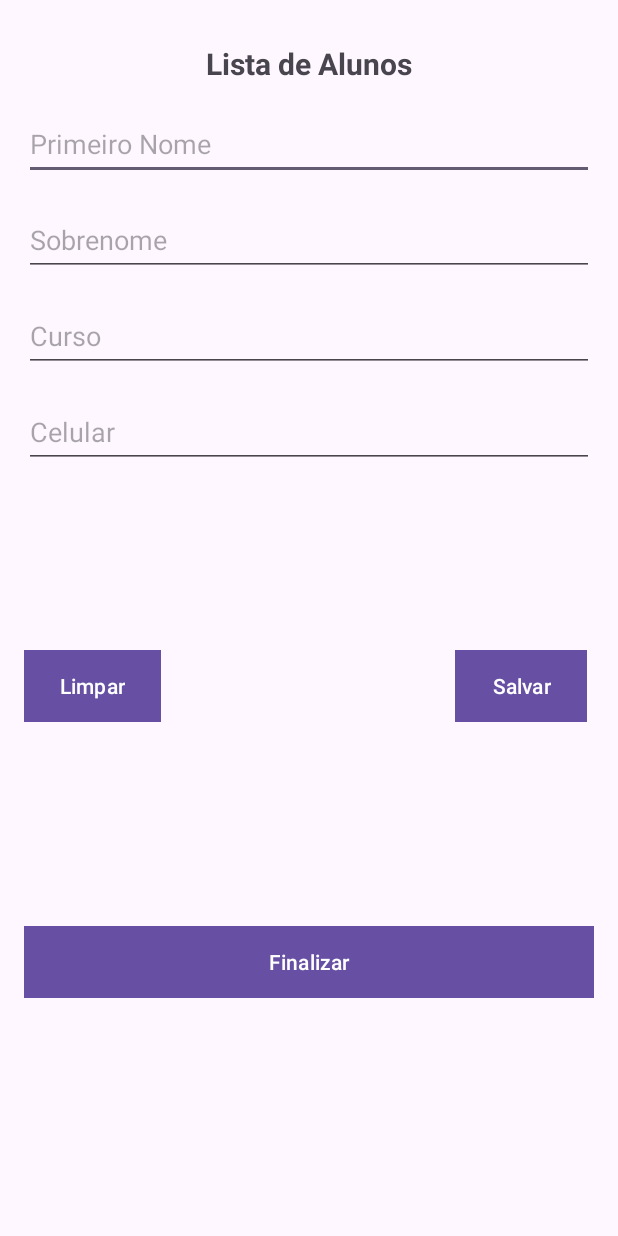
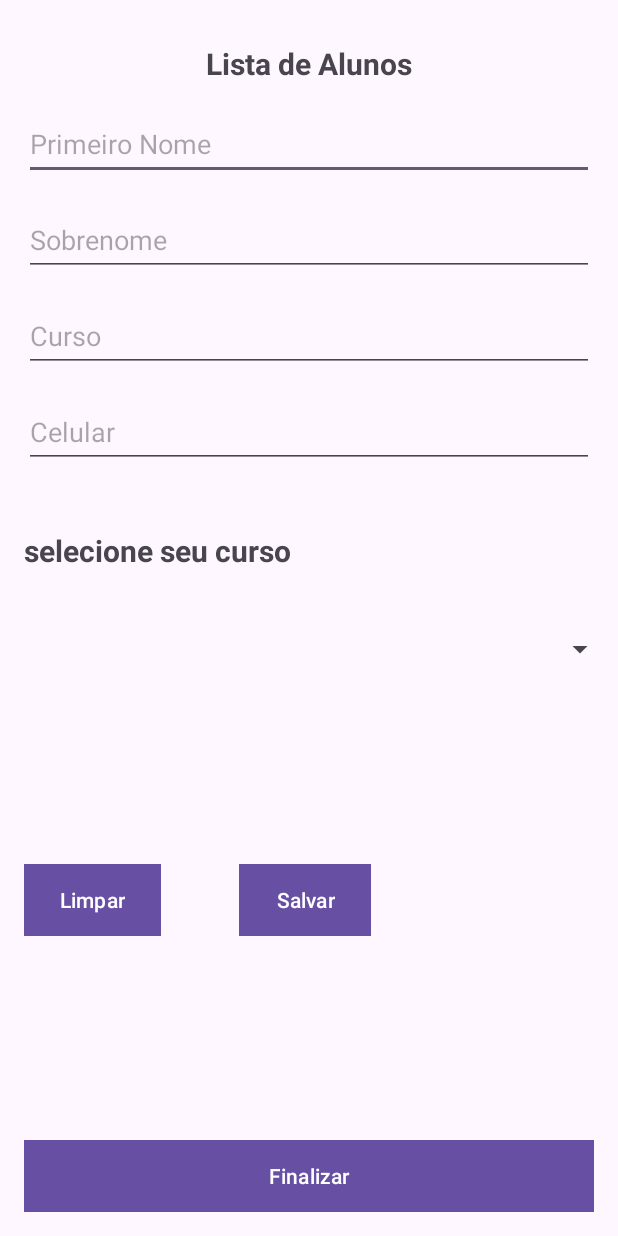
Before and after one commit to pedroalmeidaphp/Desenvolvimento-Android, an Android app: the screen it shows after launch (MainActivity), on a phone screen of 412 x 824 dp. Run offline under Robolectric (Android 15) with nearby library versions, the phone set to English and light mode, and no system bars; 4 statements that could not run were skipped.

Commit message:
layout spinner

```diff
--- a/ListaVip/app/src/main/res/layout/activity_main.xml
+++ b/ListaVip/app/src/main/res/layout/activity_main.xml
@@ -85,7 +85,7 @@
         android:id="@+id/btn_salvar"
         android:layout_width="wrap_content"
         android:layout_height="wrap_content"
-        android:layout_marginStart="196dp"
+        android:layout_marginStart="52dp"
         android:layout_marginBottom="136dp"
         android:background="@color/Botoes"
         android:text="@string/txt_button_salvar"
@@ -108,6 +108,32 @@
         app:layout_constraintEnd_toEndOf="parent"
         app:layout_constraintStart_toStartOf="parent"
         app:layout_constraintTop_toBottomOf="@+id/edit_celular"
-        app:layout_constraintVertical_bias="0.669" />
+        app:layout_constraintVertical_bias="1.0" />
+
+    <Spinner
+        android:id="@+id/spinner"
+        android:layout_width="409dp"
+        android:layout_height="wrap_content"
+        android:layout_marginStart="16dp"
+        android:layout_marginEnd="16dp"
+        app:layout_constraintBottom_toTopOf="@+id/btn_salvar"
+        app:layout_constraintEnd_toEndOf="parent"
+        app:layout_constraintStart_toStartOf="parent"
+        app:layout_constraintTop_toBottomOf="@+id/edit_celular"
+        app:layout_constraintVertical_bias="0.453" />
+
+    <TextView
+        android:id="@+id/txtListaSpinner"
+        android:layout_width="wrap_content"
+        android:layout_height="wrap_content"
+        android:text="selecione seu curso"
+        android:textSize="20sp"
+        android:textStyle="bold"
+        app:layout_constraintBottom_toTopOf="@+id/spinner"
+        app:layout_constraintEnd_toEndOf="parent"
+        app:layout_constraintHorizontal_bias="0.069"
+        app:layout_constraintStart_toStartOf="parent"
+        app:layout_constraintTop_toBottomOf="@+id/edit_celular"
+        app:layout_constraintVertical_bias="0.512" />
 
 </androidx.constraintlayout.widget.ConstraintLayout>
```
